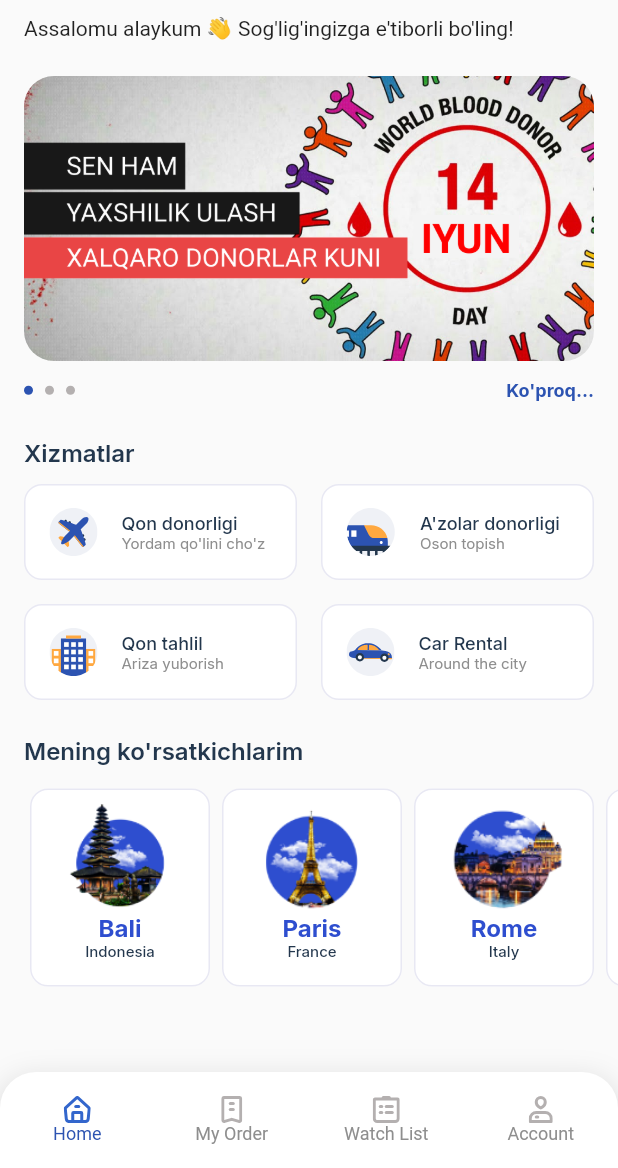
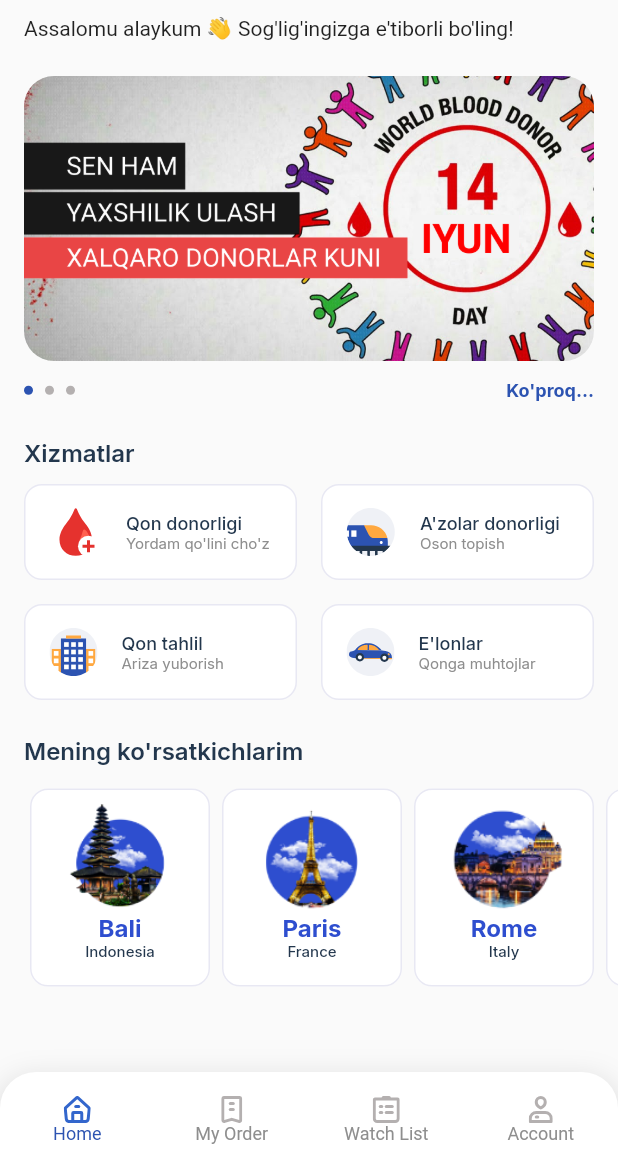
Before and after one commit to CreatorNSL/urban.tech.uz-WeMight, a Flutter app: the screen it shows after launch, on a phone screen of 412 x 824 dp, the part 68-1236 px from its top. Run offline on Flutter 3.47's test engine with Material 2 defaults, Android fonts, the phone set to English and light mode, and no system bars; our stand-ins replace flutter_svg, flutter_swiper, google_fonts, lottie.

Commit message:
Kontent qismlari kiritildi

```diff
--- a/lib/screens/home_screen.dart
+++ b/lib/screens/home_screen.dart
@@ -153,7 +153,7 @@ class _HomeScreenState extends State<HomeScreen> {
                             children: <Widget>[
                               SvgPicture.asset(
                                 'assets/svg/service_flight_icon.svg',
-                                fit: BoxFit.contain,
+                                fit: BoxFit.fill,
                               ),
                               Padding(
                                 padding: EdgeInsets.only(left: 16),
@@ -280,11 +280,11 @@ class _HomeScreenState extends State<HomeScreen> {
                                   mainAxisAlignment: MainAxisAlignment.center,
                                   children: <Widget>[
                                     Text(
-                                      'Car Rental',
+                                      'E\'lonlar',
                                       style: mServiceTitleStyle,
                                     ),
                                     Text(
-                                      'Around the city',
+                                      'Qonga muhtojlar',
                                       style: mServiceSubtitleStyle,
                                     )
                                   ],
```
Also changed, not shown: assets/svg/service_flight_icon.svg.
